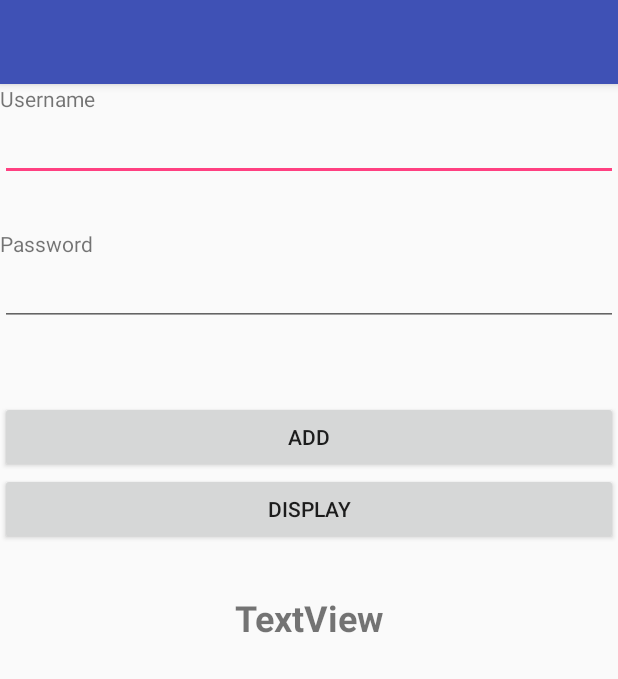
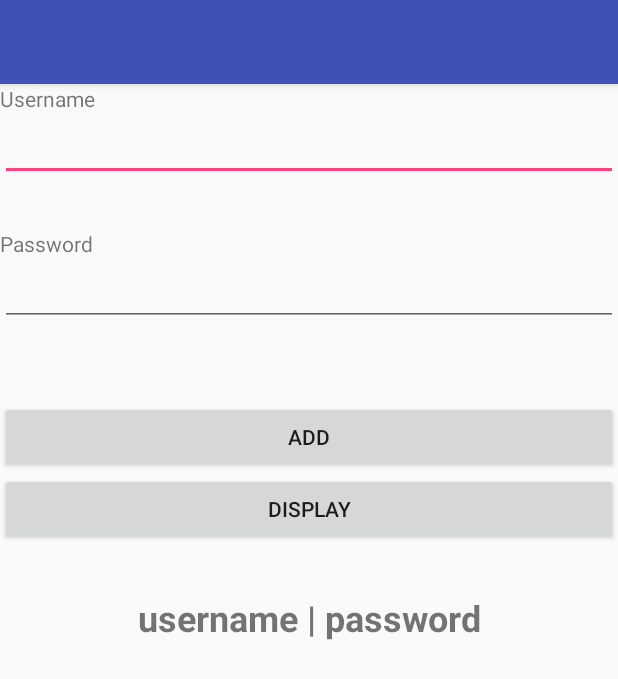
Before and after one commit to omrobbie/udemy-android-beginner-to-advance, an Android app: the screen it shows after launch (MainActivity), on a phone screen of 412 x 824 dp. Shown: the top 679 px of the screen. Run offline under Robolectric (Android 15) with nearby library versions, the phone set to English and light mode, and no system bars.

Commit message:
save and display data from shared preferences

```diff
--- a/SharePref/app/src/main/res/layout/activity_main.xml
+++ b/SharePref/app/src/main/res/layout/activity_main.xml
@@ -42,12 +42,14 @@
         android:layout_width="match_parent"
         android:layout_height="wrap_content"
         android:layout_marginTop="50dp"
+        android:onClick="saveInfo"
         android:text="Add" />
 
     <Button
         android:id="@+id/displayData"
         android:layout_width="match_parent"
         android:layout_height="wrap_content"
+        android:onClick="displayData"
         android:text="Display" />
 
     <TextView
@@ -56,7 +58,7 @@
         android:layout_height="wrap_content"
         android:layout_marginTop="32dp"
         android:gravity="center"
-        android:text="TextView"
+        android:text="username | password"
         android:textSize="24sp"
         android:textStyle="bold" />
 
```
Also changed, not shown: SharePref/app/src/main/java/com/omrobbie/sharepref/MainActivity.java (+24 -1 lines).
